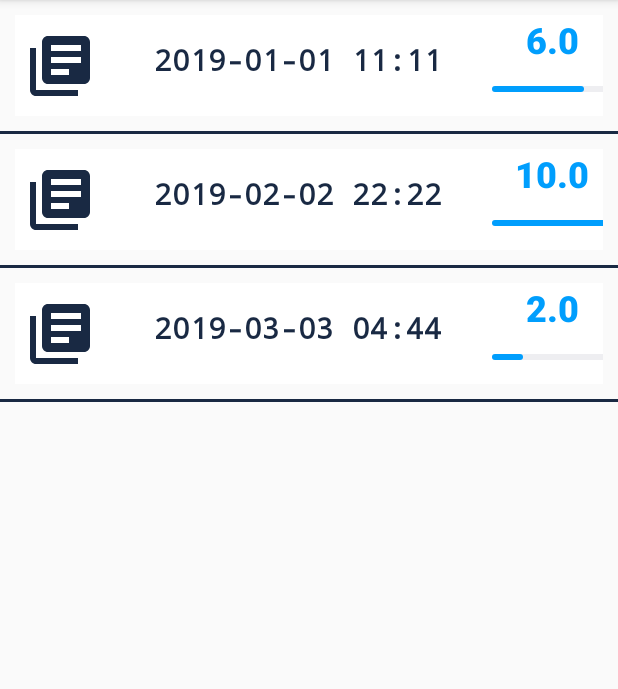
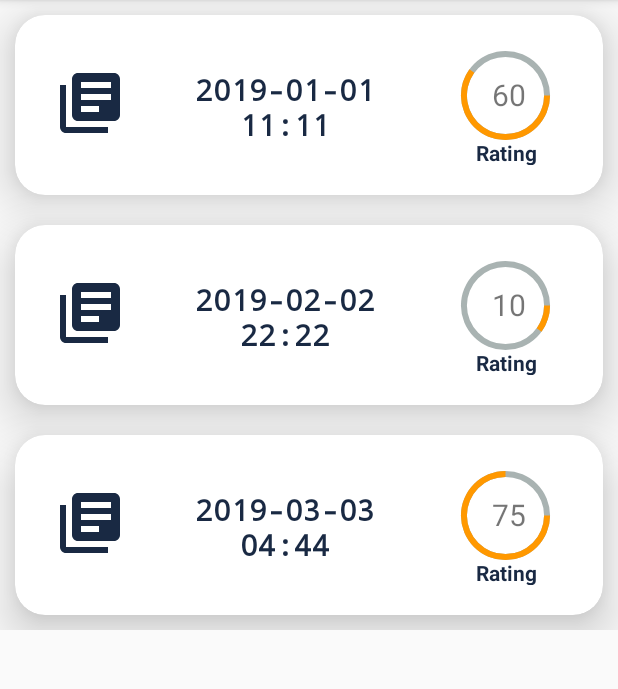
Before and after one commit to GhaziIsmail/SpeechCoach, an Android app: the FeedBackList screen opened directly, with no data from a screen before it, on a phone screen of 412 x 824 dp, the part 84-773 px from its top. Run offline under Robolectric (Android 15) with nearby library versions, the phone set to English and light mode, and no system bars.

Commit message:
video record issue and feedbacklist issue fixed

```diff
--- a/app/src/main/java/com/example/speechcoach/FeedBack.java
+++ b/app/src/main/java/com/example/speechcoach/FeedBack.java
@@ -1,11 +1,8 @@
 package com.example.speechcoach;
 
-import android.app.Activity;
-import android.content.Context;
 import android.content.Intent;
 import android.os.Bundle;
 import android.support.v7.app.AppCompatActivity;
-import android.widget.ListView;
 import android.widget.Toast;
 
 public class FeedBack extends AppCompatActivity {
@@ -32,7 +29,6 @@ public class FeedBack extends AppCompatActivity {
                 FeedBack_PoseList_Adapter poseAdapter=new FeedBack_PoseList_Adapter(this,badPosePercentage,goodPosePercentage,BadPoseList,GoodPoseList);
                 poseAnalysis_List.setAdapter(poseAdapter);*/
             }
-
             //Toast.makeText(this,"in fragment 2 "+id,Toast.LENGTH_LONG).show();
 
         }
--- a/app/src/main/java/com/example/speechcoach/FeedBackList.java
+++ b/app/src/main/java/com/example/speechcoach/FeedBackList.java
@@ -1,18 +1,23 @@
 package com.example.speechcoach;
 
-import android.content.Intent;
 import android.os.Bundle;
 import android.support.v7.app.AppCompatActivity;
+import android.support.v7.widget.LinearLayoutManager;
+import android.support.v7.widget.RecyclerView;
 import android.widget.ListView;
 
-import java.util.List;
+import java.util.ArrayList;
+import java.util.Arrays;
 
 
 public class FeedBackList extends AppCompatActivity {
 
-    String feedBackID[] = {"f1","f2","f3"};
-    String feedBackDate[] = {"2019-01-01 11:11","2019-02-02 22:22","2019-03-03 04:44"};
-    double feedBackScore[]= {6,10,2};
+    ArrayList feedbackDate = new ArrayList<>(Arrays.asList("2019-01-01 11:11","2019-02-02 22:22","2019-03-03 04:44"));
+    //ArrayList personImages = new ArrayList<>(Arrays.asList(R.drawable.feedbackicon_3,R.drawable.feedbackicon_3,R.drawable.feedbackicon_3));
+    ArrayList feedbackScore = new ArrayList<>(Arrays.asList(60,10,75));
+    //String feedBackID[] = {"f1","f2","f3"};
+    //String feedBackDate[] = {"2019-01-01 11:11","2019-02-02 22:22","2019-03-03 04:44"};
+    //double feedBackScore[]= {6,10,2};
     private ListView feedBack_Item_List;
 
     @Override
@@ -21,9 +26,15 @@ public class FeedBackList extends AppCompatActivity {
         setContentView(R.layout.feedback_list_activity);
 
 
-        feedBack_Item_List=findViewById(R.id.list_Feedbacks);
+        /*feedBack_Item_List=findViewById(R.id.list_Feedbacks);
         FeedBackList_Adapter adapter = new FeedBackList_Adapter(this,feedBackID,feedBackDate,feedBackScore);
-        feedBack_Item_List.setAdapter(adapter);
+        feedBack_Item_List.setAdapter(adapter);*/
+
+        RecyclerView recyclerView = (RecyclerView) findViewById(R.id.recyclerView);
+        LinearLayoutManager linearLayoutManager = new LinearLayoutManager(getApplicationContext());
+        recyclerView.setLayoutManager(linearLayoutManager); // set LayoutManager to RecyclerView
+        FeedBack_CardViewAdapter customAdapter = new FeedBack_CardViewAdapter(FeedBackList.this, feedbackDate,feedbackScore);
+        recyclerView.setAdapter(customAdapter); // set the Adapter to RecyclerView
 
     }
 
--- /dev/null
+++ b/app/src/main/java/com/example/speechcoach/FeedBack_CardViewAdapter.java
@@ -0,0 +1,71 @@
+package com.example.speechcoach;
+
+import android.content.Context;
+import android.support.annotation.NonNull;
+import android.support.v7.widget.RecyclerView;
+import android.view.LayoutInflater;
+import android.view.View;
+import android.view.ViewGroup;
+import android.widget.ProgressBar;
+import android.widget.TextView;
+
+import java.util.ArrayList;
+
+public class FeedBack_CardViewAdapter extends RecyclerView.Adapter <FeedBack_CardViewAdapter.MyViewHolder>{
+
+    ArrayList feedbackDate;
+    ArrayList feedbackScore;
+    Context context;
+    private MyViewHolder holder;
+
+
+    public FeedBack_CardViewAdapter(Context context, ArrayList feedbackDate, ArrayList feedbackScore) {
+        this.context = context;
+        this.feedbackDate = feedbackDate;
+        this.feedbackScore = feedbackScore;
+    }
+
+    @Override
+    public MyViewHolder onCreateViewHolder(ViewGroup parent, int viewType) {
+        // infalte the item Layout
+        View v = LayoutInflater.from(parent.getContext()).inflate(R.layout.feedback_cardview, parent, false);
+        // set the view's size, margins, paddings and layout parameters
+        MyViewHolder vh = new MyViewHolder(v); // pass the view to View Holder
+        return vh;
+    }
+
+
+
+
+
+    @Override
+    public void onBindViewHolder(@NonNull MyViewHolder holder, final int position) {
+        holder.Feedback_videoDate.setText((feedbackDate.get(position)).toString());
+        holder.Feedback_score.setText((feedbackScore.get(position)).toString());
+        holder.scoreBar.setProgress((int)feedbackScore.get(position));
+    }
+
+
+
+    @Override
+    public int getItemCount() {
+        return feedbackDate.size();
+    }
+
+
+    public class MyViewHolder extends RecyclerView.ViewHolder {
+        // init the item view's
+        TextView Feedback_videoDate;
+        TextView Feedback_score;
+        ProgressBar scoreBar;
+
+        public MyViewHolder(View itemView) {
+            super(itemView);
+
+        // get the reference of item view's
+            Feedback_videoDate = (TextView) itemView.findViewById(R.id.txt_FeedBack_Date);
+            Feedback_score = (TextView) itemView.findViewById(R.id.txt_feedBack_score);
+            scoreBar=(ProgressBar) itemView.findViewById(R.id.feedback_listItem_progress);
+    }
+    }
+}
--- /dev/null
+++ b/app/src/main/res/drawable/feedback_cardview_scorebar.xml
@@ -0,0 +1,8 @@
+<?xml version="1.0" encoding="utf-8"?>
+<shape xmlns:android="http://schemas.android.com/apk/res/android"
+    android:shape="ring"
+        android:innerRadiusRatio="3.5"
+        android:thickness="4dp"
+        android:useLevel="true">
+        <solid android:color="#66F980"></solid>
+</shape>
--- /dev/null
+++ b/app/src/main/res/drawable/feedback_cardview_scorebar_background.xml
@@ -0,0 +1,8 @@
+<?xml version="1.0" encoding="utf-8"?>
+<shape xmlns:android="http://schemas.android.com/apk/res/android"
+    android:shape="ring"
+    android:innerRadiusRatio="3.5"
+    android:thickness="4dp"
+    android:useLevel="false">
+    <solid android:color="@color/colorPrimaryDark"></solid>
+</shape>
--- a/app/src/main/res/drawable/feedback_score_bar.xml
+++ b/app/src/main/res/drawable/feedback_score_bar.xml
@@ -1,10 +1,9 @@
 <?xml version="1.0" encoding="utf-8"?>
 <rotate xmlns:android="http://schemas.android.com/apk/res/android">
-    <shape android:useLevel="false" android:shape="ring">
-        <gradient android:startColor="#3D5069"
-            android:centerColor="#2A3c58"
-            android:endColor="#192943"
-            android:type="sweep"
-            android:useLevel="false"/>
+    <shape android:shape="ring"
+        android:innerRadiusRatio="2.5"
+        android:thickness="2dp"
+        android:useLevel="true">
+        <solid android:color="#66F980"></solid>
     </shape>
 </rotate>
--- /dev/null
+++ b/app/src/main/res/layout/feedback_cardview.xml
@@ -0,0 +1,99 @@
+<?xml version="1.0" encoding="utf-8"?>
+<android.support.v7.widget.CardView android:id="@+id/card_view"
+    android:layout_width="match_parent"
+    android:layout_height="wrap_content"
+    card_view:cardElevation="20dp"
+    android:layout_margin="10dp"
+    card_view:contentPadding="20dp"
+
+    xmlns:card_view="http://schemas.android.com/apk/res-auto"
+    card_view:cardCornerRadius="20dp"
+    xmlns:tools="http://schemas.android.com/tools"
+    xmlns:android="http://schemas.android.com/apk/res/android">
+
+
+    <RelativeLayout
+        android:layout_width="match_parent"
+        android:layout_height="80dp"
+        android:layout_gravity="center">
+
+
+        <LinearLayout
+            android:layout_width="420dp"
+            android:layout_height="67dp"
+            android:background="@android:color/white"
+            android:orientation="horizontal"
+            >
+
+            <ImageButton
+                android:id="@+id/btn_viewFeedBack"
+                android:layout_width="60dp"
+                android:layout_height="77dp"
+                android:background="@null"
+                android:contentDescription="TODO"
+                android:src="@drawable/feedbackicon_3" />
+
+            <TextView
+                android:id="@+id/txt_FeedBack_Date"
+                android:layout_width="200dp"
+                android:layout_height="78dp"
+                android:fontFamily="monospace"
+                android:padding="16dp"
+                android:text="@string/txt_feed_date"
+                android:textAlignment="center"
+                android:textColor="#192943"
+                android:textSize="20sp"
+                android:textStyle="bold"></TextView>
+
+            <RelativeLayout
+                android:layout_width="match_parent"
+                android:layout_height="67dp"
+                android:background="@android:color/white"
+                android:orientation="vertical"
+                >
+
+                <ProgressBar
+                    android:id="@+id/feedback_listItem_progress"
+                    style="?android:attr/progressBarStyleHorizontal"
+                    android:layout_width="90dp"
+                    android:layout_height="match_parent"
+                    android:layout_below="@+id/feedback_1"
+                    android:layout_alignParentEnd="true"
+                    android:layout_alignParentBottom="true"
+                    android:layout_marginEnd="0dp"
+                    android:layout_marginBottom="0dp"
+                    android:background="@drawable/feedback_cardview_scorebar_background"
+                    android:indeterminateDrawable="@drawable/feedback_score_bar"
+                    android:progress="90"
+                    android:progressDrawable="@drawable/feedback_cardview_scorebar"
+                    android:progressTint="#FF9800"
+                    android:secondaryProgressTint="@color/colorPrimary" />
+
+                <TextView
+                    android:id="@+id/txt_feedBack_score"
+                    android:layout_width="wrap_content"
+                    android:layout_height="wrap_content"
+                    android:layout_alignParentTop="true"
+                    android:layout_alignParentEnd="true"
+                    android:layout_marginTop="19dp"
+                    android:layout_marginEnd="31dp"
+                    android:text="8.0"
+                    android:textSize="20sp" />
+            </RelativeLayout>
+        </LinearLayout>
+
+        <TextView
+            android:id="@+id/txt_rating_text"
+            android:layout_width="wrap_content"
+            android:layout_height="wrap_content"
+            android:layout_alignParentEnd="true"
+            android:layout_alignParentBottom="true"
+            android:layout_marginEnd="24dp"
+            android:layout_marginBottom="-1dp"
+            android:text="Rating"
+            android:textColor="@color/colorPrimary"
+            android:textStyle="bold" />
+
+    </RelativeLayout>
+
+</android.support.v7.widget.CardView>
--- a/app/src/main/res/layout/feedback_list_activity.xml
+++ b/app/src/main/res/layout/feedback_list_activity.xml
@@ -1,10 +1,10 @@
 <?xml version="1.0" encoding="utf-8"?>
-<LinearLayout xmlns:android="http://schemas.android.com/apk/res/android"
+<RelativeLayout xmlns:android="http://schemas.android.com/apk/res/android"
     android:layout_width="match_parent"
     android:layout_height="match_parent"
     xmlns:tools="http://schemas.android.com/tools"
     tools:context=".FeedBackList">
-
+<!--
     <ListView
         android:id="@+id/list_Feedbacks"
         android:layout_width="match_parent"
@@ -12,6 +12,10 @@
         android:divider="#192943"
         android:dividerHeight="2dp">
 
-    </ListView>
+    </ListView>-->
+    <android.support.v7.widget.RecyclerView
+        android:id="@+id/recyclerView"
+        android:layout_width="match_parent"
+        android:layout_height="wrap_content" />
 
-</LinearLayout>
+</RelativeLayout>
--- /dev/null
+++ b/app/src/main/res/xml/filepaths.xml
@@ -0,0 +1,4 @@
+<?xml version="1.0" encoding="utf-8"?>
+<paths>
+    <external-path path="." name="videoApp" />
+</paths>
--- /dev/null
+++ b/app/src/main/res/xml/provider_paths.xml
@@ -0,0 +1,4 @@
+<?xml version="1.0" encoding="utf-8"?>
+<paths xmlns:android="http://schemas.android.com/apk/res/android">
+    <external-path name="external_files" path="."/>
+</paths>
```
Also changed, not shown: app/build.gradle (+8 -2 lines), app/src/main/AndroidManifest.xml (+17 -0 lines), app/src/main/java/com/example/speechcoach/ApiConfig.java (added, +16 -0 lines), app/src/main/java/com/example/speechcoach/AppConfig.java (added, +25 -0 lines), app/src/main/java/com/example/speechcoach/FeedBack_PoseList_Adapter.java (deleted, +0 -57 lines), app/src/main/java/com/example/speechcoach/FileUploadService.java (added, +18 -0 lines), app/src/main/java/com/example/speechcoach/MainActivity.java (+95 -3 lines), app/src/main/java/com/example/speechcoach/ServerResponse.java (added, +19 -0 lines).
